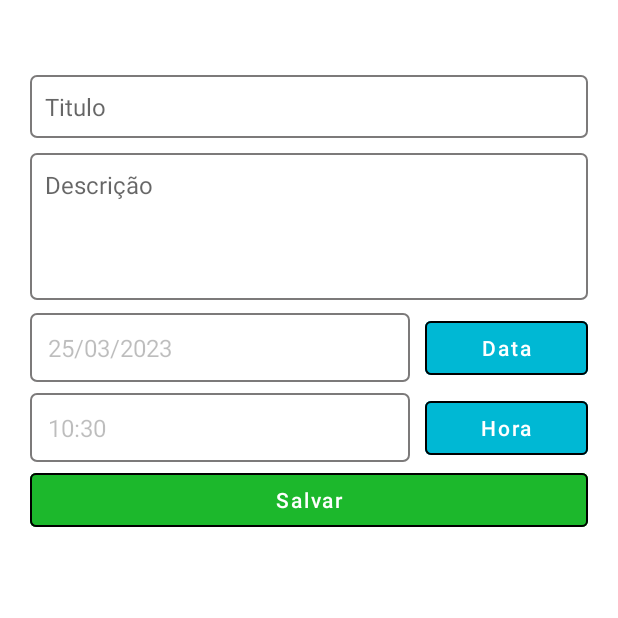
After one commit to RodrigoAugusto31/kotlin-final-project-repository, an Android app: the TaskActivity screen opened directly, with no data from a screen before it, on a phone screen of 412 x 824 dp, the top half of it. The commit adds this screen. Run offline under Robolectric (Android 15) with nearby library versions, the phone set to English and light mode, and no system bars; our stand-ins replace Firebase (no records; nobody signed in at launch, a user with empty details on screens opened directly).

Commit message:
updating project

```diff
--- a/app/src/main/AndroidManifest.xml
+++ b/app/src/main/AndroidManifest.xml
@@ -18,6 +18,9 @@
         android:supportsRtl="true"
         android:theme="@style/Theme.FinalProjectRodrigoAugusto"
         tools:targetApi="31">
+        <activity
+            android:name=".TaskActivity"
+            android:exported="false" />
         <activity
             android:name=".ForgotPasswordActivity"
             android:exported="false" />
--- /dev/null
+++ b/app/src/main/java/com/example/finalprojectrodrigoaugusto/TaskActivity.kt
@@ -0,0 +1,119 @@
+package com.example.finalprojectrodrigoaugusto
+
+import android.app.DatePickerDialog
+import androidx.appcompat.app.AppCompatActivity
+import android.os.Bundle
+import android.view.View
+import android.widget.Toast
+import com.example.finalprojectrodrigoaugusto.databinding.ActivityMainBinding
+import com.example.finalprojectrodrigoaugusto.databinding.ActivityTaskBinding
+import com.google.firebase.auth.FirebaseAuth
+import com.google.firebase.database.FirebaseDatabase
+import java.util.*
+
+class TaskActivity : AppCompatActivity() {
+
+    private var _binding: ActivityTaskBinding? = null
+    private val binding get() = _binding!!
+
+    private val uid = FirebaseAuth.getInstance().currentUser?.uid
+    private val dbRef = FirebaseDatabase.getInstance().getReference("/users/$uid/tasks")
+
+    var taskId: String = ""
+
+    override fun onCreate(savedInstanceState: Bundle?) {
+        super.onCreate(savedInstanceState)
+        _binding = ActivityTaskBinding.inflate(layoutInflater)
+        setContentView(binding.root)
+        supportActionBar?.hide()
+
+        loadTask()
+        setUpTimeAndDate()
+        setSaveTaskButtonListener()
+    }
+
+    private fun handleTimePickerVisibility() {
+        binding.timePicker.root.visibility = View.VISIBLE
+        binding.timePicker.timepickerLayout.visibility = View.VISIBLE
+    }
+
+    private fun setUpTimeAndDate() {
+
+        val date = binding.tasksEditTxtDate
+        val time = binding.tasksEditTxtHour
+
+        val currentDateAndTime = Calendar.getInstance()
+        val day = currentDateAndTime.get(Calendar.DAY_OF_MONTH)
+        val month = currentDateAndTime.get(Calendar.MONTH)
+        val year = currentDateAndTime.get(Calendar.YEAR)
+        val hour = currentDateAndTime.get(Calendar.HOUR_OF_DAY)
+        val minute = currentDateAndTime.get(Calendar.MINUTE)
+
+        date.setText(String.format("%02d/%02d/%04d", day, month + 1, year))
+        time.setText(String.format("%02d:%02d", hour, minute))
+
+        binding.tasksBtDate.setOnClickListener {
+            val datePickerDialog =
+                DatePickerDialog(this, { _, yearOfYear, monthOfYear, dayOfMonth ->
+                    date.setText(
+                        String.format(
+                            "%02d/%02d/%04d",
+                            dayOfMonth,
+                            monthOfYear + 1,
+                            yearOfYear
+                        )
+                    )
+                }, year, month, day)
+            datePickerDialog.show()
+        }
+
+        binding.tasksBtHour.setOnClickListener {
+
+            handleTimePickerVisibility()
+
+            TimePicker(this, binding.timePicker.timepicker).showTimePicker(
+                binding.tasksEditTxtHour,
+                binding.timePicker.timepickerBtSave,
+                binding.timePicker.timepickerBtCancel,
+                binding.timePicker.timepickerLayout
+
+            )
+        }
+    }
+
+    private fun createUpdateTask() {
+        if (taskId !== "") {
+//            TODO: Atualizar tarefa
+        } else {
+            val title = binding.tasksEdiTxtTitle
+            val description = binding.tasksEdiTxtDescription
+            val data = binding.tasksEditTxtDate
+            val hour = binding.tasksEditTxtHour
+
+            val task = hashMapOf(
+                "titulo" to title.text.toString(),
+                "descricao" to description.text.toString(),
+                "data" to data.text.toString(),
+                "hora" to hour.text.toString(),
+            )
+
+            val newElement = dbRef.push()
+            newElement.setValue(task)
+
+            Toast.makeText(this, getString(R.string.task_created), Toast.LENGTH_SHORT).show()
+        }
+    }
+
+    private fun loadTask() {
+        this.taskId = intent.getStringExtra("id") ?: ""
+        if (taskId === "") return
+//        TODO: Carregar tarefa
+    }
+
+    private fun setSaveTaskButtonListener() {
+        binding.tasksBtSaveTask.setOnClickListener {
+            createUpdateTask()
+        }
+    }
+
+}
--- /dev/null
+++ b/app/src/main/res/drawable/add_task_icon.xml
@@ -0,0 +1,5 @@
+<vector android:alpha="0.9" android:height="24dp" android:tint="#FFFFFF"
+    android:viewportHeight="24" android:viewportWidth="24"
+    android:width="24dp" xmlns:android="http://schemas.android.com/apk/res/android">
+    <path android:fillColor="@android:color/white" android:pathData="M19,13h-6v6h-2v-6H5v-2h6V5h2v6h6v2z"/>
+</vector>
--- a/app/src/main/res/drawable/edit_text_custom_border.xml
+++ b/app/src/main/res/drawable/edit_text_custom_border.xml
@@ -13,6 +13,6 @@
         android:topRightRadius="4dp"/>
 
     <stroke
-        android:color="@color/gray"
+        android:color="@color/grey"
         android:width="1dp"/>
 </shape>
--- a/app/src/main/res/layout-land/activity_main.xml
+++ b/app/src/main/res/layout-land/activity_main.xml
@@ -88,7 +88,7 @@
             android:layout_width="wrap_content"
             android:layout_height="wrap_content"
             android:layout_weight="1"
-            android:backgroundTint="@color/gray"
+            android:backgroundTint="@color/grey"
             android:text="Limpar" />
 
 
--- a/app/src/main/res/layout/activity_login_screen.xml
+++ b/app/src/main/res/layout/activity_login_screen.xml
@@ -55,7 +55,7 @@
         android:layout_height="wrap_content"
         android:layout_marginTop="5dp"
         android:text="Esqueci minha senha"
-        android:textColor="@color/gray"
+        android:textColor="@color/grey"
         android:textSize="16sp"
         app:layout_constraintStart_toStartOf="@id/edit_txt_password"
         app:layout_constraintTop_toBottomOf="@+id/edit_txt_password" />
--- /dev/null
+++ b/app/src/main/res/layout/activity_task.xml
@@ -0,0 +1,119 @@
+<?xml version="1.0" encoding="utf-8"?>
+<androidx.constraintlayout.widget.ConstraintLayout xmlns:android="http://schemas.android.com/apk/res/android"
+    xmlns:app="http://schemas.android.com/apk/res-auto"
+    xmlns:tools="http://schemas.android.com/tools"
+    android:layout_width="match_parent"
+    android:layout_height="match_parent"
+    tools:context=".TaskActivity">
+
+    <EditText
+        android:id="@+id/tasks_edi_txt_title"
+        style="@style/CustomEditText"
+        android:layout_width="match_parent"
+        android:layout_height="wrap_content"
+        android:layout_marginHorizontal="20dp"
+        android:layout_marginTop="50dp"
+        android:hint="Titulo"
+        android:padding="10dp"
+        app:layout_constraintEnd_toEndOf="parent"
+        app:layout_constraintStart_toStartOf="parent"
+        app:layout_constraintTop_toTopOf="parent"
+        app:layout_constraintVertical_chainStyle="packed" />
+
+    <EditText
+        android:id="@+id/tasks_edi_txt_description"
+        style="@style/CustomEditText"
+        android:layout_width="match_parent"
+        android:layout_height="wrap_content"
+        android:layout_marginHorizontal="20dp"
+        android:layout_marginTop="10dp"
+        android:gravity="top"
+        android:hint="Descrição"
+        android:inputType="textMultiLine"
+        android:lines="4"
+        android:padding="10dp"
+        app:layout_constraintEnd_toEndOf="parent"
+        app:layout_constraintStart_toStartOf="parent"
+        app:layout_constraintTop_toBottomOf="@+id/tasks_edi_txt_title" />
+
+    <LinearLayout
+        android:id="@+id/tasks_layout_date"
+        android:layout_width="match_parent"
+        android:layout_height="wrap_content"
+        android:layout_marginTop="8dp"
+        android:gravity="center"
+        android:orientation="horizontal"
+        android:paddingHorizontal="20dp"
+        app:layout_constraintEnd_toStartOf="parent"
+        app:layout_constraintHorizontal_bias="0.143"
+        app:layout_constraintStart_toStartOf="parent"
+        app:layout_constraintTop_toBottomOf="@+id/tasks_edi_txt_description">
+
+        <EditText
+            android:id="@+id/tasks_edit_txt_date"
+            style="@style/CustomEditText"
+            android:layout_width="0dp"
+            android:layout_height="wrap_content"
+            android:layout_marginEnd="10dp"
+            android:layout_weight="0.7"
+            android:enabled="false" />
+
+        <Button
+            android:id="@+id/tasks_bt_date"
+            style="@style/CustomButton"
+            android:layout_width="0dp"
+            android:layout_height="wrap_content"
+            android:layout_weight="0.3"
+            android:backgroundTint="@color/light_blue"
+            android:text="Data" />
+    </LinearLayout>
+
+    <LinearLayout
+        android:id="@+id/tasks_layout_hour"
+        android:layout_width="match_parent"
+        android:layout_height="wrap_content"
+        android:layout_marginTop="5dp"
+        android:gravity="center"
+        android:orientation="horizontal"
+        android:paddingHorizontal="20dp"
+        app:layout_constraintEnd_toEndOf="parent"
+        app:layout_constraintStart_toStartOf="parent"
+        app:layout_constraintTop_toBottomOf="@+id/tasks_layout_date">
+
+        <EditText
+            android:id="@+id/tasks_edit_txt_hour"
+            style="@style/CustomEditText"
+            android:layout_width="0dp"
+            android:layout_height="wrap_content"
+            android:layout_marginEnd="10dp"
+            android:layout_weight="0.7"
+            android:enabled="false" />
+
+        <Button
+            android:id="@+id/tasks_bt_hour"
+            style="@style/CustomButton"
+            android:layout_width="0dp"
+            android:layout_height="wrap_content"
+            android:layout_weight="0.3"
+            android:backgroundTint="@color/light_blue"
+            android:text="Hora" />
+    </LinearLayout>
+
+    <Button
+        android:id="@+id/tasks_bt_save_task"
+        style="@style/CustomButton"
+        android:layout_width="match_parent"
+        android:layout_height="wrap_content"
+        android:layout_marginHorizontal="20dp"
+        android:backgroundTint="@color/green"
+        android:text="Salvar"
+        app:layout_constraintEnd_toEndOf="@+id/tasks_layout_hour"
+        app:layout_constraintStart_toStartOf="@+id/tasks_layout_hour"
+        app:layout_constraintTop_toBottomOf="@+id/tasks_layout_hour" />
+
+    <include
+        android:id="@+id/time_picker"
+        layout="@layout/time_picker_layout"
+        android:visibility="gone" />
+
+</androidx.constraintlayout.widget.ConstraintLayout>
--- a/app/src/main/res/values/colors.xml
+++ b/app/src/main/res/values/colors.xml
@@ -10,6 +10,7 @@
 
     <color name="green">#1CB82C</color>
     <color name="red">#C6161B</color>
-    <color name="gray">#7C7A7A</color>
+    <color name="grey">#7C7A7A</color>
+    <color name="light_grey">#EFEFEF</color>
     <color name="light_blue">#00B8D4</color>
 </resources>
--- a/app/src/main/res/values/strings.xml
+++ b/app/src/main/res/values/strings.xml
@@ -29,4 +29,5 @@
     <string name="change_password_less_then_6">A senha precisa ter mais de 6 digitos</string>
     <string name="change_password_success">Senha Alterada</string>
     <string name="email_sent">Email enviado com sucesso!</string>
+    <string name="task_created">Tarefa criada com sucesso!</string>
 </resources>
```
Also changed, not shown: app/src/main/java/com/example/finalprojectrodrigoaugusto/MainActivity.kt (+7 -2 lines), app/src/main/java/com/example/finalprojectrodrigoaugusto/TimePicker.kt (added, +44 -0 lines), app/src/main/res/layout/activity_main.xml (+20 -9 lines), app/src/main/res/layout/time_picker_layout.xml (added, +101 -0 lines).
